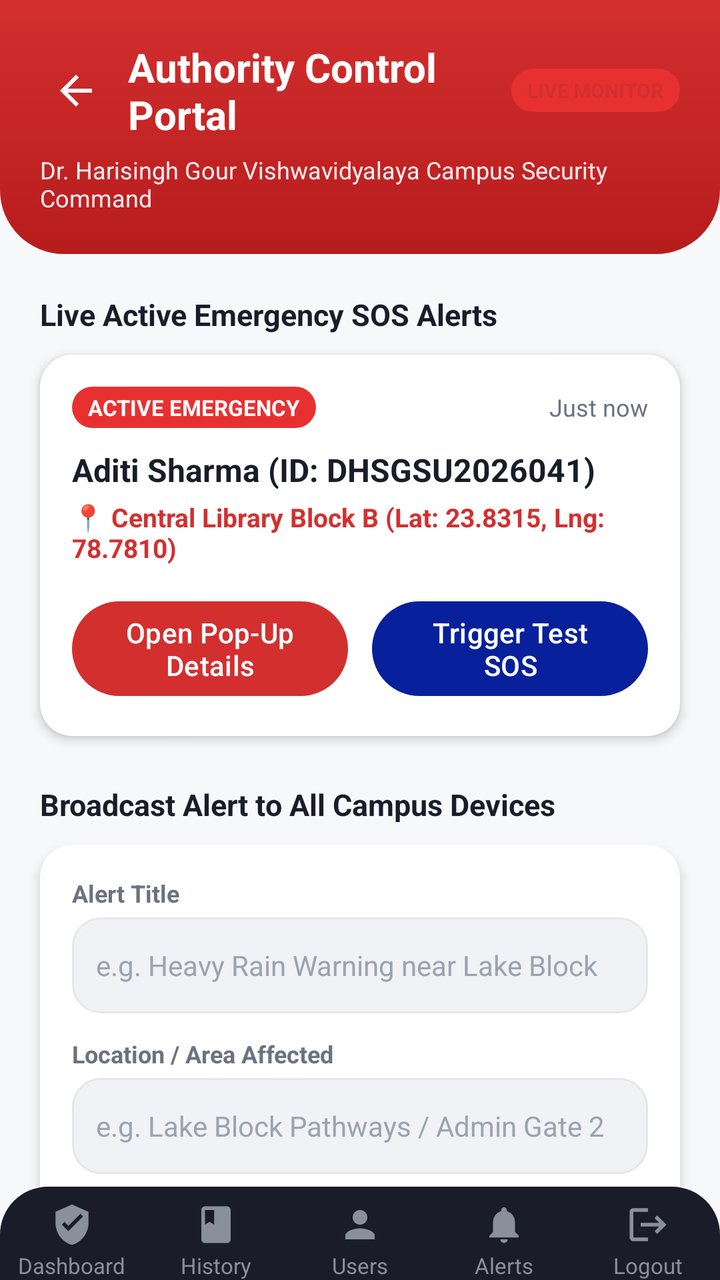
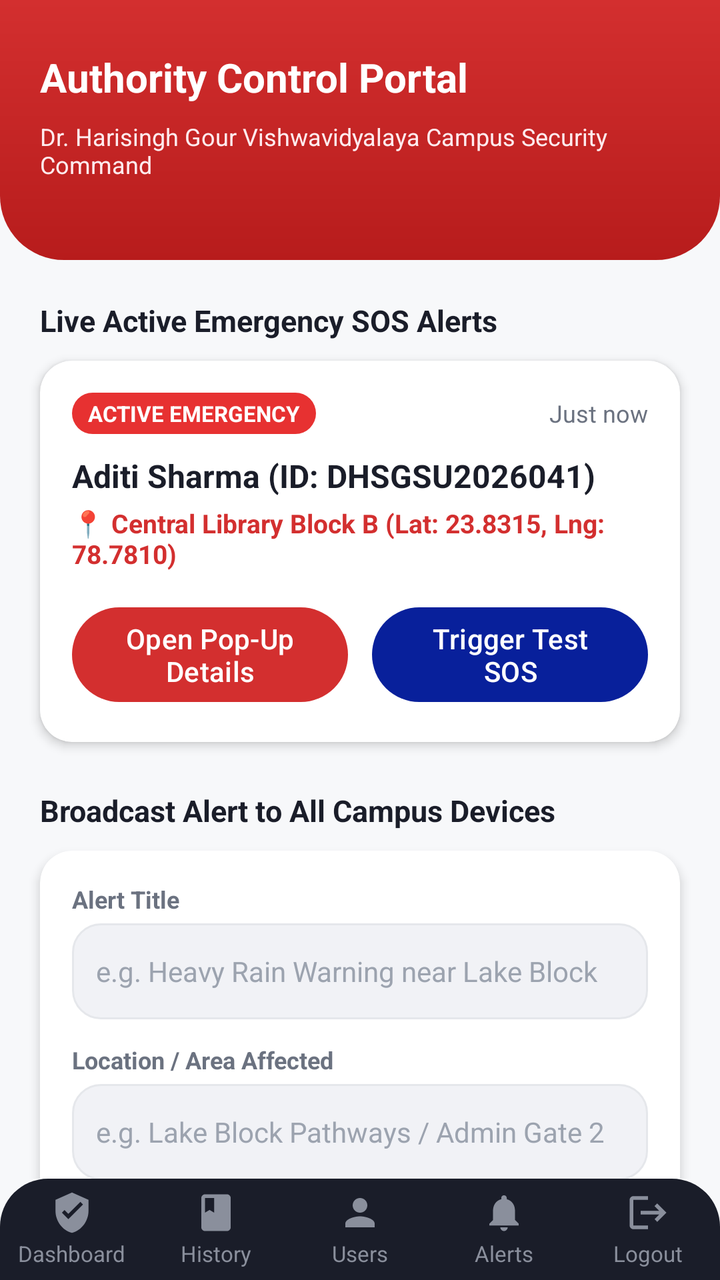

Two renders of the same Android screen: before a commit and after it. Below are the layout's source before the change and the commit's diff.
<!-- AndroidManifest.xml: application theme Theme.UniversityEmergencyApp -->
<!-- res/layout/activity_authority_dashboard.xml -->
<?xml version="1.0" encoding="utf-8"?>
<androidx.constraintlayout.widget.ConstraintLayout xmlns:android="http://schemas.android.com/apk/res/android"
    xmlns:app="http://schemas.android.com/apk/res-auto"
    xmlns:tools="http://schemas.android.com/tools"
    android:layout_width="match_parent"
    android:layout_height="match_parent"
    android:background="@color/background_light"
    tools:context=".AuthorityDashboardActivity"
    tools:ignore="HardcodedText,SmallSp">

    <androidx.core.widget.NestedScrollView
        android:layout_width="0dp"
        android:layout_height="0dp"
        app:layout_constraintTop_toTopOf="parent"
        app:layout_constraintBottom_toTopOf="@id/authorityBottomNav"
        app:layout_constraintStart_toStartOf="parent"
        app:layout_constraintEnd_toEndOf="parent">

        <LinearLayout
            android:layout_width="match_parent"
            android:layout_height="wrap_content"
            android:orientation="vertical"
            android:paddingBottom="24dp">

            
            <LinearLayout
                android:id="@+id/headerContainer"
                android:layout_width="match_parent"
                android:layout_height="wrap_content"
                android:background="@drawable/bg_top_accent"
                android:orientation="vertical"
                android:padding="20dp"
                android:paddingTop="36dp">

                <LinearLayout
                    android:layout_width="match_parent"
                    android:layout_height="wrap_content"
                    android:gravity="center_vertical"
                    android:orientation="horizontal">

                    <ImageButton
                        android:id="@+id/btnBack"
                        android:layout_width="36dp"
                        android:layout_height="36dp"
                        android:background="?attr/selectableItemBackgroundBorderless"
                        android:contentDescription="Back"
                        app:srcCompat="@drawable/ic_back"
                        app:tint="@color/white"
                        tools:ignore="TouchTargetSizeCheck" />

                    <TextView
                        android:layout_width="0dp"
                        android:layout_height="wrap_content"
                        android:layout_marginStart="8dp"
                        android:layout_weight="1"
                        android:text="Authority Control Portal"
                        android:textColor="@color/white"
                        android:textSize="20sp"
                        android:textStyle="bold" />

                    <TextView
                        android:layout_width="wrap_content"
                        android:layout_height="wrap_content"
                        android:background="@drawable/badge_live_pill"
                        android:paddingStart="8dp"
                        android:paddingTop="4dp"
                        android:paddingEnd="8dp"
                        android:paddingBottom="4dp"
                        android:text="LIVE MONITOR"
                        android:textColor="@color/accent_red"
                        android:textSize="10sp"
                        android:textStyle="bold" />
                </LinearLayout>

                <TextView
                    android:layout_width="wrap_content"
                    android:layout_height="wrap_content"
                    android:layout_marginTop="6dp"
                    android:text="Dr. Harisingh Gour Vishwavidyalaya Campus Security Command"
                    android:textColor="#FFEBEE"
                    android:textSize="12sp" />
            </LinearLayout>

            
            <TextView
                android:id="@+id/tvLiveSosLabel"
                android:layout_width="wrap_content"
                android:layout_height="wrap_content"
                android:layout_marginStart="20dp"
                android:layout_marginTop="20dp"
                android:text="Live Active Emergency SOS Alerts"
                android:textColor="@color/text_primary"
                android:textSize="15sp"
                android:textStyle="bold" />

            <androidx.cardview.widget.CardView
                android:id="@+id/cardLiveSos"
                android:layout_width="match_parent"
                android:layout_height="wrap_content"
                android:layout_marginStart="20dp"
                android:layout_marginTop="10dp"
                android:layout_marginEnd="20dp"
                app:cardBackgroundColor="@color/white"
                app:cardCornerRadius="16dp"
                app:cardElevation="3dp">

                <LinearLayout
                    android:layout_width="match_parent"
                    android:layout_height="wrap_content"
                    android:orientation="vertical"
                    android:padding="16dp">

                    <LinearLayout
                        android:layout_width="match_parent"
                        android:layout_height="wrap_content"
                        android:gravity="center_vertical"
                        android:orientation="horizontal">

                        <TextView
                            android:id="@+id/tvSosBadge"
                            android:layout_width="wrap_content"
                            android:layout_height="wrap_content"
                            android:background="@drawable/badge_severity_pill"
                            android:paddingStart="8dp"
                            android:paddingTop="3dp"
                            android:paddingEnd="8dp"
                            android:paddingBottom="3dp"
                            android:text="ACTIVE EMERGENCY"
                            android:textColor="@color/white"
                            android:textSize="11sp"
                            android:textStyle="bold" />

                        <TextView
                            android:id="@+id/tvSosTime"
                            android:layout_width="0dp"
                            android:layout_height="wrap_content"
                            android:layout_weight="1"
                            android:gravity="end"
                            android:text="Just now"
                            android:textColor="@color/text_secondary"
                            android:textSize="12sp" />
                    </LinearLayout>

                    <TextView
                        android:id="@+id/tvSosUser"
                        android:layout_width="wrap_content"
                        android:layout_height="wrap_content"
                        android:layout_marginTop="10dp"
                        android:text="Aditi Sharma (ID: DHSGSU2026041)"
                        android:textColor="@color/text_primary"
                        android:textSize="16sp"
                        android:textStyle="bold" />

                    <TextView
                        android:id="@+id/tvSosLocation"
                        android:layout_width="wrap_content"
                        android:layout_height="wrap_content"
                        android:layout_marginTop="4dp"
                        android:text="📍 Central Library Block B (Lat: 23.8315, Lng: 78.7810)"
                        android:textColor="@color/accent_red"
                        android:textSize="13sp"
                        android:textStyle="bold" />

                    <LinearLayout
                        android:layout_width="match_parent"
                        android:layout_height="wrap_content"
                        android:layout_marginTop="14dp"
                        android:orientation="horizontal"
                        android:baselineAligned="false">

                        <com.google.android.material.button.MaterialButton
                            android:id="@+id/btnViewSosPopUp"
                            android:layout_width="0dp"
                            android:layout_height="wrap_content"
                            android:layout_weight="1"
                            android:layout_marginEnd="6dp"
                            android:text="Open Pop-Up Details"
                            app:backgroundTint="@color/accent_red" />

                        <com.google.android.material.button.MaterialButton
                            android:id="@+id/btnSimulateSos"
                            android:layout_width="0dp"
                            android:layout_height="wrap_content"
                            android:layout_weight="1"
                            android:layout_marginStart="6dp"
                            android:text="Trigger Test SOS"
                            app:backgroundTint="@color/brand_blue" />
                    </LinearLayout>
                </LinearLayout>
            </androidx.cardview.widget.CardView>

            
            <TextView
                android:id="@+id/tvBroadcastLabel"
                android:layout_width="wrap_content"
                android:layout_height="wrap_content"
                android:layout_marginStart="20dp"
                android:layout_marginTop="24dp"
                android:text="Broadcast Alert to All Campus Devices"
                android:textColor="@color/text_primary"
                android:textSize="15sp"
                android:textStyle="bold" />

            <androidx.cardview.widget.CardView
                android:id="@+id/cardBroadcast"
                android:layout_width="match_parent"
                android:layout_height="wrap_content"
                android:layout_marginStart="20dp"
                android:layout_marginTop="10dp"
                android:layout_marginEnd="20dp"
                app:cardBackgroundColor="@color/white"
                app:cardCornerRadius="16dp"
                app:cardElevation="3dp">

                <LinearLayout
                    android:layout_width="match_parent"
                    android:layout_height="wrap_content"
                    android:orientation="vertical"
                    android:padding="16dp">

                    <TextView
                        android:layout_width="wrap_content"
                        android:layout_height="wrap_content"
                        android:text="Alert Title"
                        android:textColor="@color/text_secondary"
                        android:textSize="12sp"
                        android:textStyle="bold" />

                    <EditText
                        android:id="@+id/etAlertTitle"
                        android:layout_width="match_parent"
                        android:layout_height="48dp"
                        android:layout_marginTop="4dp"
                        android:autofillHints=""
                        android:background="@drawable/bg_input_field"
                        android:hint="e.g. Heavy Rain Warning near Lake Block"
                        android:inputType="text"
                        android:paddingStart="12dp"
                        android:paddingEnd="12dp"
                        android:textColor="@color/text_primary"
                        android:textColorHint="@color/text_hint"
                        android:textSize="14sp" />

                    <TextView
                        android:layout_width="wrap_content"
                        android:layout_height="wrap_content"
                        android:layout_marginTop="12dp"
                        android:text="Location / Area Affected"
                        android:textColor="@color/text_secondary"
                        android:textSize="12sp"
                        android:textStyle="bold" />

                    <EditText
                        android:id="@+id/etAlertLocation"
                        android:layout_width="match_parent"
                        android:layout_height="48dp"
                        android:layout_marginTop="4dp"
                        android:autofillHints=""
                        android:background="@drawable/bg_input_field"
                        android:hint="e.g. Lake Block Pathways / Admin Gate 2"
                        android:inputType="text"
                        android:paddingStart="12dp"
                        android:paddingEnd="12dp"
                        android:textColor="@color/text_primary"
                        android:textColorHint="@color/text_hint"
                        android:textSize="14sp" />

                    <TextView
                        android:layout_width="wrap_content"
                        android:layout_height="wrap_content"
                        android:layout_marginTop="12dp"
                        android:text="Description &amp; Safety Instructions"
                        android:textColor="@color/text_secondary"
                        android:textSize="12sp"
                        android:textStyle="bold" />

                    <EditText
                        android:id="@+id/etAlertDesc"
                        android:layout_width="match_parent"
                        android:layout_height="80dp"
                        android:layout_marginTop="4dp"
                        android:autofillHints=""
                        android:background="@drawable/bg_input_field"
                        android:gravity="top"
                        android:hint="Provide clear instructions for students and staff..."
                        android:inputType="textMultiLine"
                        android:padding="12dp"
                        android:textColor="@color/text_primary"
                        android:textColorHint="@color/text_hint"
                        android:textSize="14sp" />

                    <com.google.android.material.button.MaterialButton
                        android:id="@+id/btnPublishAlert"
                        android:layout_width="match_parent"
                        android:layout_height="50dp"
                        android:layout_marginTop="16dp"
                        android:text="Broadcast Alert Now"
                        app:backgroundTint="@color/brand_blue" />
                </LinearLayout>
            </androidx.cardview.widget.CardView>

            
            <TextView
                android:id="@+id/tvUserRecordsLabel"
                android:layout_width="wrap_content"
                android:layout_height="wrap_content"
                android:layout_marginStart="20dp"
                android:layout_marginTop="24dp"
                android:text="Registered Campus Users &amp; Details"
                android:textColor="@color/text_primary"
                android:textSize="15sp"
                android:textStyle="bold" />

            <androidx.cardview.widget.CardView
                android:id="@+id/cardUserDirectory"
                android:layout_width="match_parent"
                android:layout_height="wrap_content"
                android:layout_marginStart="20dp"
                android:layout_marginTop="10dp"
                android:layout_marginEnd="20dp"
                app:cardBackgroundColor="@color/white"
                app:cardCornerRadius="16dp"
                app:cardElevation="3dp">

                <LinearLayout
                    android:layout_width="match_parent"
                    android:layout_height="wrap_content"
                    android:orientation="vertical"
                    android:padding="16dp">

                    <LinearLayout
                        android:layout_width="match_parent"
                        android:layout_height="wrap_content"
                        android:gravity="center_vertical"
                        android:orientation="horizontal">

                        <ImageView
                            android:layout_width="20dp"
                            android:layout_height="20dp"
                            android:contentDescription="Person"
                            app:srcCompat="@drawable/ic_person"
                            app:tint="@color/brand_blue" />

                        <TextView
                            android:id="@+id/tvDirectoryUserName"
                            android:layout_width="0dp"
                            android:layout_height="wrap_content"
                            android:layout_marginStart="10dp"
                            android:layout_weight="1"
                            android:text="Aditi Sharma"
                            android:textColor="@color/text_primary"
                            android:textSize="15sp"
                            android:textStyle="bold" />

                        <TextView
                            android:layout_width="wrap_content"
                            android:layout_height="wrap_content"
                            android:text="Student"
                            android:textColor="@color/status_safe"
                            android:textSize="12sp"
                            android:textStyle="bold" />
                    </LinearLayout>

                    <TextView
                        android:id="@+id/tvDirectoryDetails"
                        android:layout_width="wrap_content"
                        android:layout_height="wrap_content"
                        android:layout_marginTop="6dp"
                        android:text="ID: DHSGSU2026041 · Computer Science &amp; Applications\nPhone: +91 98765 43210\nBlood Group: O+ · Medical: Asthma (Mild)\nEmergency Contact: Dr. Rajesh Sharma (+91 98765 12345)"
                        android:textColor="@color/text_secondary"
                        android:textSize="12sp" />
                </LinearLayout>
            </androidx.cardview.widget.CardView>

        </LinearLayout>
    </androidx.core.widget.NestedScrollView>

    
    <include
        android:id="@+id/authorityBottomNav"
        layout="@layout/layout_authority_bottom_nav"
        android:layout_width="0dp"
        android:layout_height="wrap_content"
        app:layout_constraintBottom_toBottomOf="parent"
        app:layout_constraintEnd_toEndOf="parent"
        app:layout_constraintStart_toStartOf="parent" />

</androidx.constraintlayout.widget.ConstraintLayout>
<!-- res/layout/layout_authority_bottom_nav.xml (included above) -->
<?xml version="1.0" encoding="utf-8"?>
<LinearLayout xmlns:android="http://schemas.android.com/apk/res/android"
    xmlns:app="http://schemas.android.com/apk/res-auto"
    xmlns:tools="http://schemas.android.com/tools"
    android:id="@+id/authNavBarBg"
    android:layout_width="match_parent"
    android:layout_height="66dp"
    android:background="@drawable/bg_bottom_nav"
    android:orientation="horizontal"
    android:paddingTop="8dp"
    android:baselineAligned="false"
    tools:ignore="HardcodedText">

    
    <LinearLayout
        android:id="@+id/tabAuthDashboard"
        android:layout_width="0dp"
        android:layout_height="match_parent"
        android:layout_weight="1"
        android:gravity="center"
        android:orientation="vertical"
        android:clickable="true"
        android:focusable="true"
        android:background="?attr/selectableItemBackgroundBorderless">

        <ImageView
            android:layout_width="22dp"
            android:layout_height="22dp"
            android:contentDescription="Dashboard"
            android:src="@drawable/ic_shield_check"
            app:tint="@color/nav_icon_inactive" />

        <TextView
            android:id="@+id/labelAuthDashboard"
            android:layout_width="wrap_content"
            android:layout_height="wrap_content"
            android:layout_marginTop="2dp"
            android:text="Dashboard"
            android:textColor="@color/nav_text_inactive"
            android:textSize="11sp" />
    </LinearLayout>

    
    <LinearLayout
        android:id="@+id/tabAuthHistory"
        android:layout_width="0dp"
        android:layout_height="match_parent"
        android:layout_weight="1"
        android:gravity="center"
        android:orientation="vertical"
        android:clickable="true"
        android:focusable="true"
        android:background="?attr/selectableItemBackgroundBorderless">

        <ImageView
            android:layout_width="22dp"
            android:layout_height="22dp"
            android:contentDescription="History"
            android:src="@drawable/ic_book"
            app:tint="@color/nav_icon_inactive" />

        <TextView
            android:id="@+id/labelAuthHistory"
            android:layout_width="wrap_content"
            android:layout_height="wrap_content"
            android:layout_marginTop="2dp"
            android:text="History"
            android:textColor="@color/nav_text_inactive"
            android:textSize="11sp" />
    </LinearLayout>

    
    <LinearLayout
        android:id="@+id/tabAuthUsers"
        android:layout_width="0dp"
        android:layout_height="match_parent"
        android:layout_weight="1"
        android:gravity="center"
        android:orientation="vertical"
        android:clickable="true"
        android:focusable="true"
        android:background="?attr/selectableItemBackgroundBorderless">

        <ImageView
            android:layout_width="22dp"
            android:layout_height="22dp"
            android:contentDescription="Users"
            android:src="@drawable/ic_profile_24"
            app:tint="@color/nav_icon_inactive" />

        <TextView
            android:id="@+id/labelAuthUsers"
            android:layout_width="wrap_content"
            android:layout_height="wrap_content"
            android:layout_marginTop="2dp"
            android:text="Users"
            android:textColor="@color/nav_text_inactive"
            android:textSize="11sp" />
    </LinearLayout>

    
    <LinearLayout
        android:id="@+id/tabAuthAlerts"
        android:layout_width="0dp"
        android:layout_height="match_parent"
        android:layout_weight="1"
        android:gravity="center"
        android:orientation="vertical"
        android:clickable="true"
        android:focusable="true"
        android:background="?attr/selectableItemBackgroundBorderless">

        <ImageView
            android:layout_width="22dp"
            android:layout_height="22dp"
            android:contentDescription="Alerts"
            android:src="@drawable/ic_alerts_24"
            app:tint="@color/nav_icon_inactive" />

        <TextView
            android:id="@+id/labelAuthAlerts"
            android:layout_width="wrap_content"
            android:layout_height="wrap_content"
            android:layout_marginTop="2dp"
            android:text="Alerts"
            android:textColor="@color/nav_text_inactive"
            android:textSize="11sp" />
    </LinearLayout>

    
    <LinearLayout
        android:id="@+id/tabAuthLogout"
        android:layout_width="0dp"
        android:layout_height="match_parent"
        android:layout_weight="1"
        android:gravity="center"
        android:orientation="vertical"
        android:clickable="true"
        android:focusable="true"
        android:background="?attr/selectableItemBackgroundBorderless">

        <ImageView
            android:layout_width="22dp"
            android:layout_height="22dp"
            android:contentDescription="Logout"
            android:src="@drawable/ic_logout"
            app:tint="@color/nav_icon_inactive" />

        <TextView
            android:id="@+id/labelAuthLogout"
            android:layout_width="wrap_content"
            android:layout_height="wrap_content"
            android:layout_marginTop="2dp"
            android:text="Logout"
            android:textColor="@color/nav_text_inactive"
            android:textSize="11sp" />
    </LinearLayout>

</LinearLayout>
<!-- resources referenced by this layout -->
<resources>
  <color name="accent_red">#D32F2F</color>
  <color name="background_light">#F7F8FA</color>
  <color name="brand_blue">#08209B</color>
  <color name="nav_icon_inactive">#8A8F9C</color>
  <color name="nav_text_inactive">#8A8F9C</color>
  <color name="status_safe">#2E7D32</color>
  <color name="text_hint">#9CA3AF</color>
  <color name="text_primary">#1A1D29</color>
  <color name="text_secondary">#6B7280</color>
  <color name="white">#FFFFFF</color>
  <!-- drawable badge_live_pill (drawable) -->
  <?xml version="1.0" encoding="utf-8"?>
  <shape xmlns:android="http://schemas.android.com/apk/res/android" android:shape="rectangle">
      <solid android:color="#E73131" />
      <corners android:radius="20dp" />
  </shape>
  <!-- drawable badge_severity_pill (drawable) -->
  <?xml version="1.0" encoding="utf-8"?>
  <shape xmlns:android="http://schemas.android.com/apk/res/android" android:shape="rectangle">
      <solid android:color="#E73131" />
      <corners android:radius="20dp" />
  </shape>
  <!-- drawable bg_bottom_nav (drawable) -->
  <?xml version="1.0" encoding="utf-8"?>
  <shape xmlns:android="http://schemas.android.com/apk/res/android"
      android:shape="rectangle">
      <solid android:color="@color/nav_bg" />
      <corners
          android:topLeftRadius="24dp"
          android:topRightRadius="24dp" />
  </shape>
  <!-- drawable bg_top_accent (drawable) -->
  <?xml version="1.0" encoding="utf-8"?>
  <shape xmlns:android="http://schemas.android.com/apk/res/android"
      android:shape="rectangle">
      <gradient
          android:type="linear"
          android:angle="270"
          android:startColor="@color/accent_red"
          android:endColor="#FFB71C1C" />
      <corners
          android:bottomLeftRadius="32dp"
          android:bottomRightRadius="32dp" />
  </shape>
  <!-- drawable ic_back (drawable) -->
  <?xml version="1.0" encoding="utf-8"?>
  <vector xmlns:android="http://schemas.android.com/apk/res/android"
      android:width="24dp"
      android:height="24dp"
      android:viewportWidth="24"
      android:viewportHeight="24">
      <path
          android:fillColor="#FF1C1E21"
          android:pathData="M20,11H7.83l5.59,-5.59L12,4l-8,8l8,8l1.41,-1.41L7.83,13H20V11z" />
  </vector>
  <!-- drawable ic_book (drawable) -->
  <vector xmlns:android="http://schemas.android.com/apk/res/android"
      android:width="24dp"
      android:height="24dp"
      android:viewportWidth="24"
      android:viewportHeight="24">
    <path
        android:fillColor="#FF000000"
        android:pathData="M18,2H6c-1.1,0 -2,0.9 -2,2v16c0,1.1 0.9,2 2,2h12c1.1,0 2,-0.9 2,-2V4c0,-1.1 -0.9,-2 -2,-2zM6,4h5v8l-2.5,-1.5L6,12V4z"/>
  </vector>
  <!-- drawable ic_logout (drawable) -->
  <vector xmlns:android="http://schemas.android.com/apk/res/android"
      android:width="24dp"
      android:height="24dp"
      android:viewportWidth="24"
      android:viewportHeight="24">
    <path
        android:fillColor="@android:color/white"
        android:pathData="M17,7l-1.41,1.41L18.17,11H8v2h10.17l-2.58,2.58L17,17l5,-5zM4,5h8V3H4c-1.1,0 -2,0.9 -2,2v14c0,1.1 0.9,2 2,2h8v-2H4V5z"/>
  </vector>
  <!-- drawable ic_shield_check (drawable) -->
  <vector xmlns:android="http://schemas.android.com/apk/res/android"
      android:width="24dp"
      android:height="24dp"
      android:viewportWidth="24"
      android:viewportHeight="24">
    <path
        android:fillColor="#FF000000"
        android:pathData="M12,1L3,5v6c0,5.55 3.84,10.74 9,12 5.16,-1.26 9,-6.45 9,-12V5l-9,-4zM10,15.5l-3.5,-3.5 1.41,-1.41L10,12.67l6.59,-6.59L18,7.5 10,15.5z"/>
  </vector>
  <style name="Theme.UniversityEmergencyApp" parent="Base.Theme.UniversityEmergencyApp" />
  <color name="nav_bg">#1A1D29</color>
  <color name="input_border_focused">#08209B</color>
  <color name="input_bg">#F1F2F6</color>
  <color name="input_border">#E5E7EB</color>
  <style name="Base.Theme.UniversityEmergencyApp" parent="Theme.Material3.DayNight.NoActionBar">
          
          
      </style>
  <!-- unchanged entries left out for length: 4 -->
</resources>

<!-- the commit's change to res/layout/activity_authority_dashboard.xml (unified diff, before → after) -->
@@ -24,58 +24,26 @@
 
             
             <LinearLayout
-                android:id="@+id/headerContainer"
                 android:layout_width="match_parent"
-                android:layout_height="wrap_content"
+                android:layout_height="130dp"
                 android:background="@drawable/bg_top_accent"
                 android:orientation="vertical"
                 android:padding="20dp"
-                android:paddingTop="36dp">
-
-                <LinearLayout
-                    android:layout_width="match_parent"
-                    android:layout_height="wrap_content"
-                    android:gravity="center_vertical"
-                    android:orientation="horizontal">
-
-                    <ImageButton
-                        android:id="@+id/btnBack"
-                        android:layout_width="36dp"
-                        android:layout_height="36dp"
-                        android:background="?attr/selectableItemBackgroundBorderless"
-                        android:contentDescription="Back"
-                        app:srcCompat="@drawable/ic_back"
-                        app:tint="@color/white"
-                        tools:ignore="TouchTargetSizeCheck" />
-
-                    <TextView
-                        android:layout_width="0dp"
-                        android:layout_height="wrap_content"
-                        android:layout_marginStart="8dp"
-                        android:layout_weight="1"
-                        android:text="Authority Control Portal"
-                        android:textColor="@color/white"
-                        android:textSize="20sp"
-                        android:textStyle="bold" />
-
-                    <TextView
-                        android:layout_width="wrap_content"
-                        android:layout_height="wrap_content"
-                        android:background="@drawable/badge_live_pill"
-                        android:paddingStart="8dp"
-                        android:paddingTop="4dp"
-                        android:paddingEnd="8dp"
-                        android:paddingBottom="4dp"
-                        android:text="LIVE MONITOR"
-                        android:textColor="@color/accent_red"
-                        android:textSize="10sp"
-                        android:textStyle="bold" />
-                </LinearLayout>
+                android:paddingTop="0dp">
 
                 <TextView
                     android:layout_width="wrap_content"
                     android:layout_height="wrap_content"
-                    android:layout_marginTop="6dp"
+                    android:paddingTop="5dp"
+                    android:text="Authority Control Portal"
+                    android:textColor="@color/white"
+                    android:textSize="20sp"
+                    android:textStyle="bold" />
+
+                <TextView
+                    android:layout_width="wrap_content"
+                    android:layout_height="wrap_content"
+                    android:layout_marginTop="8dp"
                     android:text="Dr. Harisingh Gour Vishwavidyalaya Campus Security Command"
                     android:textColor="#FFEBEE"
                     android:textSize="12sp" />
@@ -379,7 +347,7 @@
     <include
         android:id="@+id/authorityBottomNav"
         layout="@layout/layout_authority_bottom_nav"
-        android:layout_width="0dp"
+        android:layout_width="match_parent"
         android:layout_height="wrap_content"
         app:layout_constraintBottom_toBottomOf="parent"
         app:layout_constraintEnd_toEndOf="parent"
@@ -393,10 +361,12 @@
     xmlns:tools="http://schemas.android.com/tools"
     android:id="@+id/authNavBarBg"
     android:layout_width="match_parent"
-    android:layout_height="66dp"
+    android:layout_height="76dp"
     android:background="@drawable/bg_bottom_nav"
     android:orientation="horizontal"
-    android:paddingTop="8dp"
+    android:paddingTop="6dp"
+    android:paddingBottom="6dp"
+    android:gravity="center"
     android:baselineAligned="false"
     tools:ignore="HardcodedText">
 
<!-- resource entries referenced after the edit -->
@@ -10,12 +10,6 @@
   <color name="text_primary">#1A1D29</color>
   <color name="text_secondary">#6B7280</color>
   <color name="white">#FFFFFF</color>
-  <!-- drawable badge_live_pill (drawable) -->
-  <?xml version="1.0" encoding="utf-8"?>
-  <shape xmlns:android="http://schemas.android.com/apk/res/android" android:shape="rectangle">
-      <solid android:color="#E73131" />
-      <corners android:radius="20dp" />
-  </shape>
   <!-- drawable badge_severity_pill (drawable) -->
   <?xml version="1.0" encoding="utf-8"?>
   <shape xmlns:android="http://schemas.android.com/apk/res/android" android:shape="rectangle">
@@ -44,17 +38,6 @@
           android:bottomLeftRadius="32dp"
           android:bottomRightRadius="32dp" />
   </shape>
-  <!-- drawable ic_back (drawable) -->
-  <?xml version="1.0" encoding="utf-8"?>
-  <vector xmlns:android="http://schemas.android.com/apk/res/android"
-      android:width="24dp"
-      android:height="24dp"
-      android:viewportWidth="24"
-      android:viewportHeight="24">
-      <path
-          android:fillColor="#FF1C1E21"
-          android:pathData="M20,11H7.83l5.59,-5.59L12,4l-8,8l8,8l1.41,-1.41L7.83,13H20V11z" />
-  </vector>
   <!-- drawable ic_book (drawable) -->
   <vector xmlns:android="http://schemas.android.com/apk/res/android"
       android:width="24dp"
